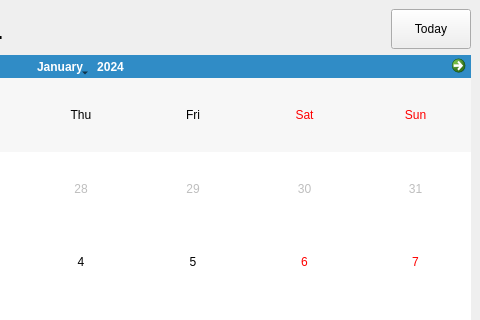
Qt form mainwindow.ui (kacpwoja/EGUI_Calendar_Qt) before a commit; both pictures show x 320 to 800 and y 0 to 320 of the 800 by 600 pixel window.
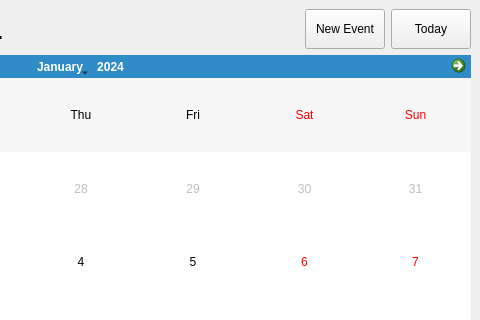
The same form after that commit.

Commit message: event window + day window small refactor

Patch:
```diff
--- a/mainwindow.ui
+++ b/mainwindow.ui
@@ -44,6 +44,19 @@
           </property>
          </spacer>
         </item>
+        <item>
+         <widget class="QPushButton" name="newEventButton">
+          <property name="sizePolicy">
+           <sizepolicy hsizetype="Minimum" vsizetype="Preferred">
+            <horstretch>0</horstretch>
+            <verstretch>0</verstretch>
+           </sizepolicy>
+          </property>
+          <property name="text">
+           <string>New Event</string>
+          </property>
+         </widget>
+        </item>
         <item>
          <widget class="QPushButton" name="todayButton">
           <property name="sizePolicy">
```
The commit also changes 10 other files.
